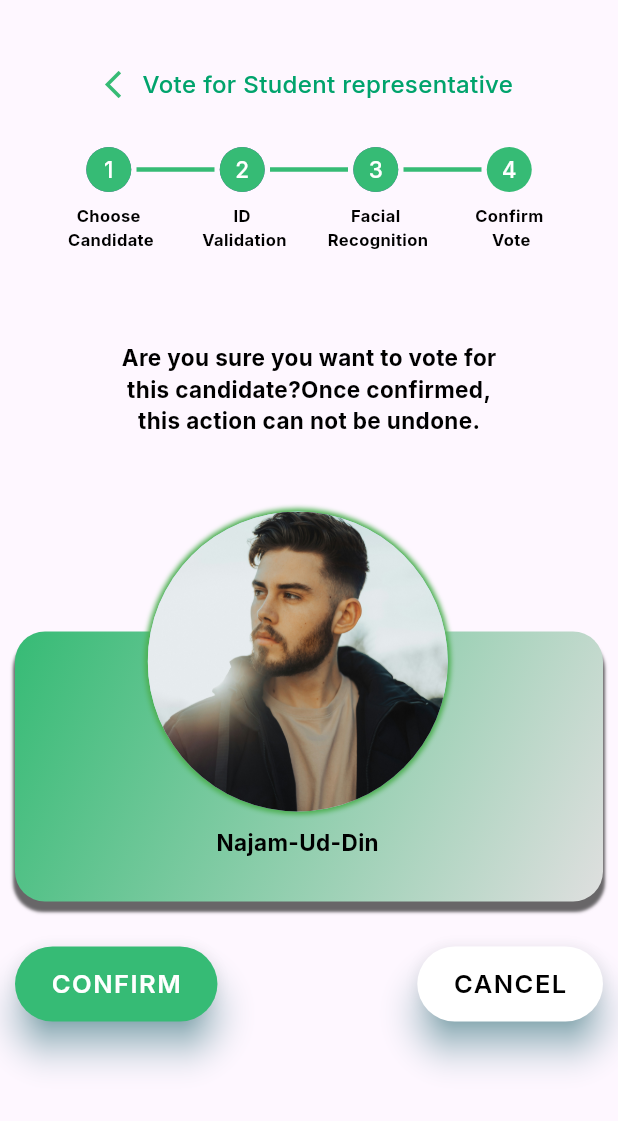
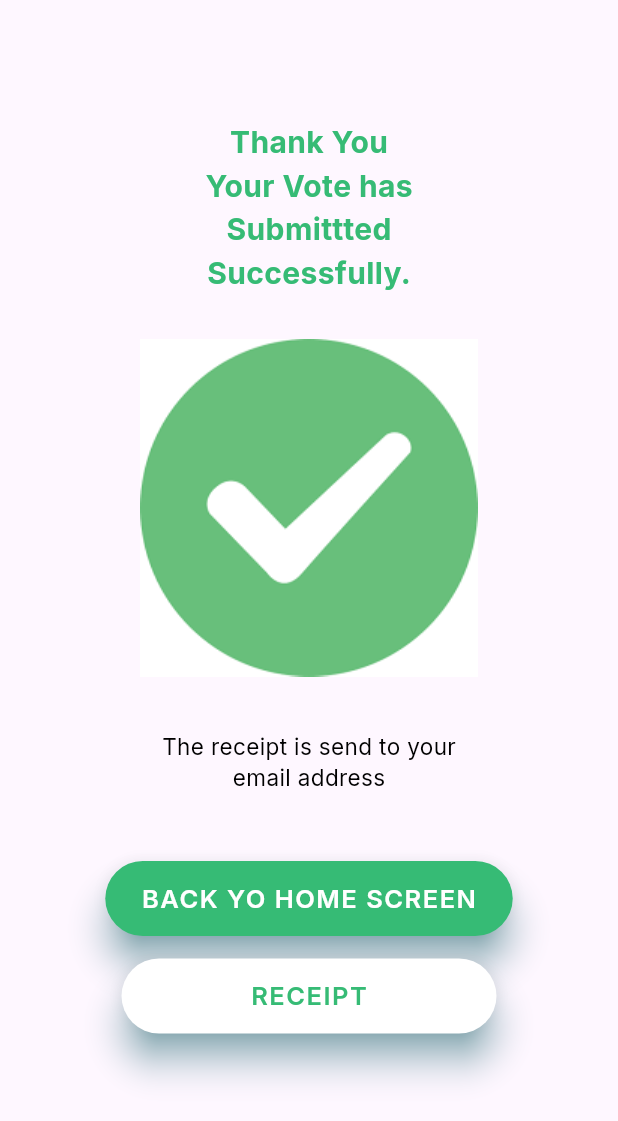
Before and after one commit to AliAtherAyyubi/Final-Year-Project, a Flutter app: the ConfirmVote screen opened directly, after a tap on "CONFIRM", on a phone screen of 412 x 824 dp. Shown: the top 1121 px of the screen. Run offline on Flutter 3.47's test engine with Material 3 defaults, Android fonts, the phone set to English and light mode, and no system bars; drawn by our look-alikes of easy_stepper, getwidget; our stand-ins replace circular_profile_avatar, flutter_custom_clippers, font_awesome_flutter, get, google_fonts, page_transition and 2 more.

Commit message:
VoteSuccess screen

```diff
--- a/e_voting/lib/Screens/Voting/Confirmvote.dart
+++ b/e_voting/lib/Screens/Voting/Confirmvote.dart
@@ -1,3 +1,4 @@
+import 'package:e_voting/Screens/Voting/voteSuccess.dart';
 import 'package:e_voting/Screens/Widgets/Voting/Stepper.dart';
 import 'package:e_voting/Screens/Widgets/Voting/voteLabel.dart';
 import 'package:e_voting/Screens/Widgets/candidateAvatar.dart';
@@ -9,6 +10,7 @@
 import 'package:flutter/cupertino.dart';
 import 'package:flutter/material.dart';
 import 'package:flutter/widgets.dart';
+import 'package:get/get.dart';
 
 class ConfirmVote extends StatelessWidget {
   const ConfirmVote({super.key});
@@ -85,9 +87,15 @@
                                 name: "Najam-Ud-Din",
                               )),
                           Positioned(
-                              left: 0,
-                              bottom: 10,
-                              child: MyButton(text: "CONFIRM")),
+                            left: 0,
+                            bottom: 10,
+                            child: MyButton(
+                              text: "CONFIRM",
+                              onPress: () {
+                                Get.to(() => VoteSuccess());
+                              },
+                            ),
+                          ),
                           Positioned(
                             right: 0,
                             bottom: 10,
--- /dev/null
+++ b/e_voting/lib/Screens/Voting/voteSuccess.dart
@@ -0,0 +1,79 @@
+import 'package:e_voting/Screens/Widgets/myButton.dart';
+import 'package:e_voting/utils/Applayout.dart';
+import 'package:e_voting/utils/Appstyles.dart';
+import 'package:e_voting/utils/Gap.dart';
+import 'package:flutter/material.dart';
+
+class VoteSuccess extends StatelessWidget {
+  const VoteSuccess({super.key});
+
+  @override
+  Widget build(BuildContext context) {
+    return Scaffold(
+        body: Padding(
+            padding: EdgeInsets.symmetric(
+                horizontal: Applayout.getWidth(10),
+                vertical: Applayout.getheight(10)),
+            child: SingleChildScrollView(
+              child: Center(
+                child: Column(
+                  children: [
+                    gap(
+                      Height: Applayout.getheight(70),
+                    ),
+                    Textwidget(
+                      text: "Thank You",
+                    ),
+                    Textwidget(text: "Your Vote has"),
+                    Textwidget(text: "Submittted"),
+                    Textwidget(text: "Successfully."),
+                    gap(
+                      Height: Applayout.getheight(30),
+                    ),
+                    Image(image: AssetImage("assets/images/tic2.png")),
+                    gap(
+                      Height: Applayout.getheight(36),
+                    ),
+                    Text(
+                      "The receipt is send to your",
+                      style: AppStyle.textStyle4,
+                    ),
+                    Text(
+                      "email address",
+                      style: AppStyle.textStyle4,
+                    ),
+                    gap(
+                      Height: Applayout.getheight(45),
+                    ),
+                    MyButton(text: "BACK YO HOME SCREEN"),
+                    gap(
+                      Height: Applayout.getheight(15),
+                    ),
+                    MyButton(
+                      text: "RECEIPT",
+                      width: 250,
+                      textClr: AppStyle.primaryColor,
+                      backClr: Colors.white,
+                    ),
+                  ],
+                ),
+              ),
+            )));
+  }
+}
+
+class Textwidget extends StatelessWidget {
+  final String text;
+  const Textwidget({
+    super.key,
+    required this.text,
+  });
+
+  @override
+  Widget build(BuildContext context) {
+    return Text(
+      text,
+      style: AppStyle.textStyle2,
+    );
+  }
+}
```
Also changed, not shown: e_voting/assets/images/tic.jpg (added), e_voting/assets/images/tic2.png (added).
